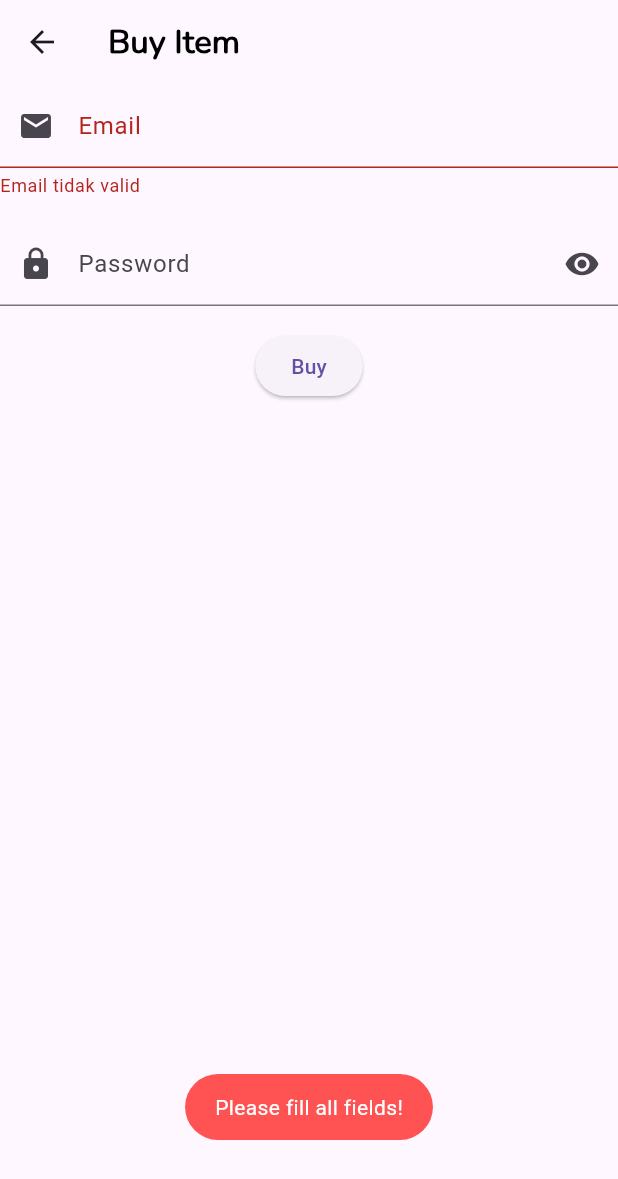
After one commit to Nielioo/Merchant-App, a Flutter app: the FormBuyPage screen opened by its route, after a tap on "Buy", on a phone screen of 412 x 824 dp. The commit adds this screen. Shown: the top 1179 px of the screen. Run offline on Flutter 3.47's test engine with Material 2 defaults, Android fonts, the phone set to English and light mode, and no system bars; our stand-ins replace fluttertoast.

Commit message:
structure done

```diff
--- /dev/null
+++ b/merchant_app/lib/views/page_form_buy.dart
@@ -0,0 +1,147 @@
+part of 'pages.dart';
+
+class FormBuyPage extends StatefulWidget {
+  const FormBuyPage({Key? key}) : super(key: key);
+  static const String routeName = "/formbuy";
+
+  @override
+  State<FormBuyPage> createState() => _FormBuyPageState();
+}
+
+class _FormBuyPageState extends State<FormBuyPage> {
+  @override
+  void initState() {
+    super.initState();
+  }
+
+  final _formKey = GlobalKey<FormState>();
+  final ctrlEmail = TextEditingController();
+  final ctrlPass = TextEditingController();
+  bool isHide = true;
+
+  @override
+  void dispose() {
+    super.dispose();
+  }
+
+  @override
+  Widget build(BuildContext context) {
+    return Scaffold(
+      appBar: AppBar(
+        title: Text(
+          "Buy Item",
+          style: TextStyle(
+              fontFamily: "Nunito",
+              fontWeight: FontWeight.bold,
+              color: Colors.black),
+        ),
+      ),
+      body: Container(
+        child: SingleChildScrollView(
+          child: Column(
+            children: [
+              //  startt
+              Form(
+                key: _formKey,
+                child: Column(
+                  children: [
+                    TextFormField(
+                      keyboardType: TextInputType.emailAddress,
+                      decoration:
+                          // InputDecoration.collapsed(hintText: "Email Address"),
+                          InputDecoration(
+                        labelText: "Email",
+                        prefixIcon: Icon(Icons.mail),
+                      ),
+                      controller: ctrlEmail,
+                      autovalidateMode: AutovalidateMode.onUserInteraction,
+                      validator: (value) {
+                        return !EmailValidator.validate(value.toString())
+                            ? "Email tidak valid"
+                            : null;
+                      },
+                    ),
+                    SizedBox(
+                      height: 16,
+                    ),
+                    TextFormField(
+                      keyboardType: TextInputType.emailAddress,
+                      decoration:
+                          // InputDecoration.collapsed(hintText: "Email Address"),
+                          InputDecoration(
+                              labelText: "Password",
+                              prefixIcon: Icon(Icons.lock),
+                              suffixIcon: GestureDetector(
+                                onTap: () {
+                                  setState(() {
+                                    isHide = !isHide;
+                                  });
+                                },
+                                child: (isHide)
+                                    ? Icon(Icons.visibility)
+                                    : Icon(Icons.visibility_off),
+                              )),
+                      controller: ctrlPass,
+                      autovalidateMode: AutovalidateMode.onUserInteraction,
+                      validator: (value) {
+                        // return value.toString().length < 8
+                        //     ? "Password at least 8 characters"
+                        //     : null;
+                      },
+                    ),
+                    SizedBox(
+                      height: 16,
+                    ),
+                    ElevatedButton(
+                        onPressed: () {
+                          if (_formKey.currentState!.validate()) {
+                            showDialog<String>(
+                                context: context,
+                                builder: (BuildContext context) => AlertDialog(
+                                      title: const Text('AlertDialog Title'),
+                                      content: Text(ctrlEmail.text.toString()),
+                                      actions: <Widget>[
+                                        TextButton(
+                                          onPressed: () =>
+                                              Navigator.pop(context, 'Cancel'),
+                                          child: const Text('Cancel'),
+                                        ),
+                                        TextButton(
+                                          onPressed: () {
+                                            Fluttertoast.showToast(
+                                                msg: "email:" +
+                                                    ctrlEmail.text.toString(),
+                                                toastLength: Toast.LENGTH_SHORT,
+                                                fontSize: 14,
+                                                backgroundColor:
+                                                    Colors.greenAccent,
+                                                textColor: Colors.white);
+                                            Navigator.pop(context, 'OK');
+                                            Navigator.pop(context);
+                                          },
+                                          child: const Text('OK'),
+                                        ),
+                                      ],
+                                    ));
+
+                          } else {
+                            Fluttertoast.showToast(
+                                msg: "Please fill all fields!",
+                                toastLength: Toast.LENGTH_SHORT,
+                                fontSize: 14,
+                                backgroundColor: Colors.redAccent,
+                                textColor: Colors.white);
+                          }
+                        },
+                        child: Text("Buy"))
+                  ],
+                ),
+              ),
+              // endd
+            ],
+          ),
+        ),
+      ),
+    );
+  }
+}
--- a/merchant_app/lib/views/page_home.dart
+++ b/merchant_app/lib/views/page_home.dart
@@ -157,6 +157,12 @@ class _HomePageState extends State<HomePage> {
           ],
         ),
       ),
+      floatingActionButton: FloatingActionButton(
+        onPressed: () {
+          Navigator.pushNamed(context, FormBuyPage.routeName);
+        },
+        child: Icon(Icons.shopping_cart),
+      ),
     );
   }
 }
--- a/merchant_app/lib/views/pages.dart
+++ b/merchant_app/lib/views/pages.dart
@@ -1,8 +1,11 @@
+import 'package:email_validator/email_validator.dart';
 import 'package:flutter/material.dart';
 import 'package:flutter/src/widgets/container.dart';
 import 'package:flutter/src/widgets/framework.dart';
+import 'package:fluttertoast/fluttertoast.dart';
 import 'package:merchant_app/model/item.dart';
 import 'package:merchant_app/theme/color.dart';
 import 'package:merchant_app/widgets/card_item_preview.dart';
 
 part 'page_home.dart';
+part 'page_form_buy.dart';
```
Also changed, not shown: merchant_app/lib/main.dart (+5 -3 lines).
